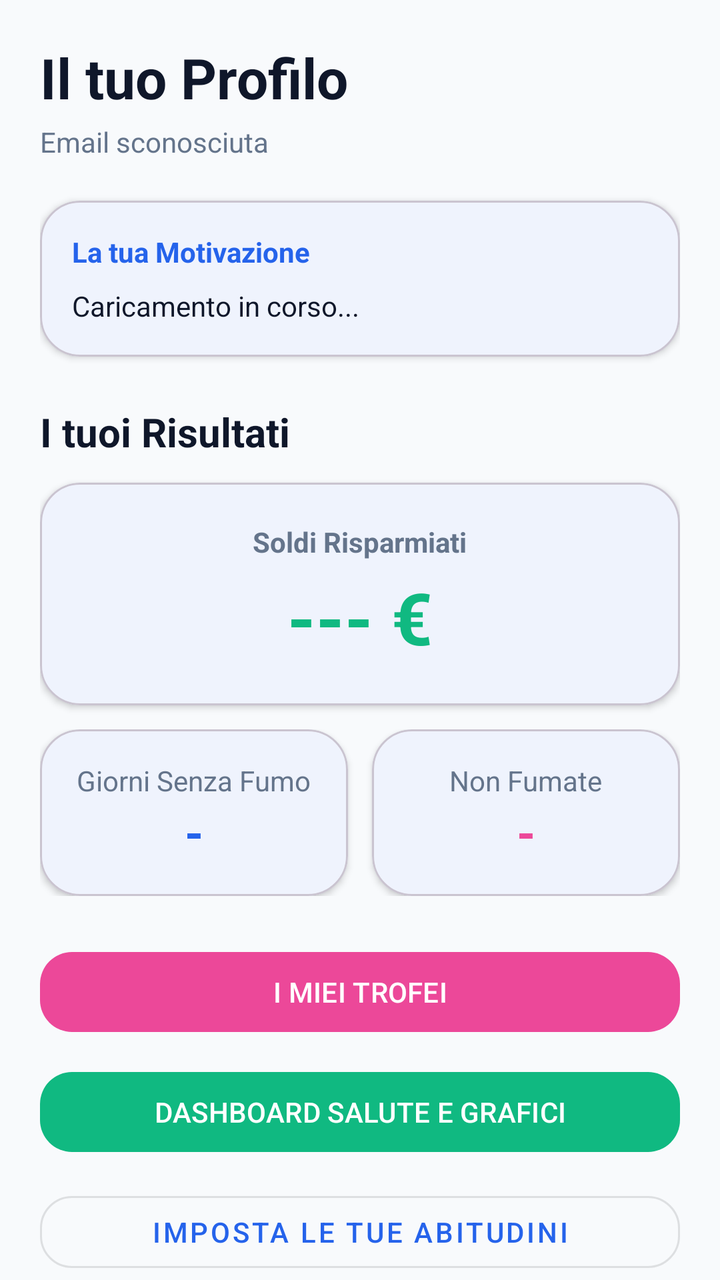
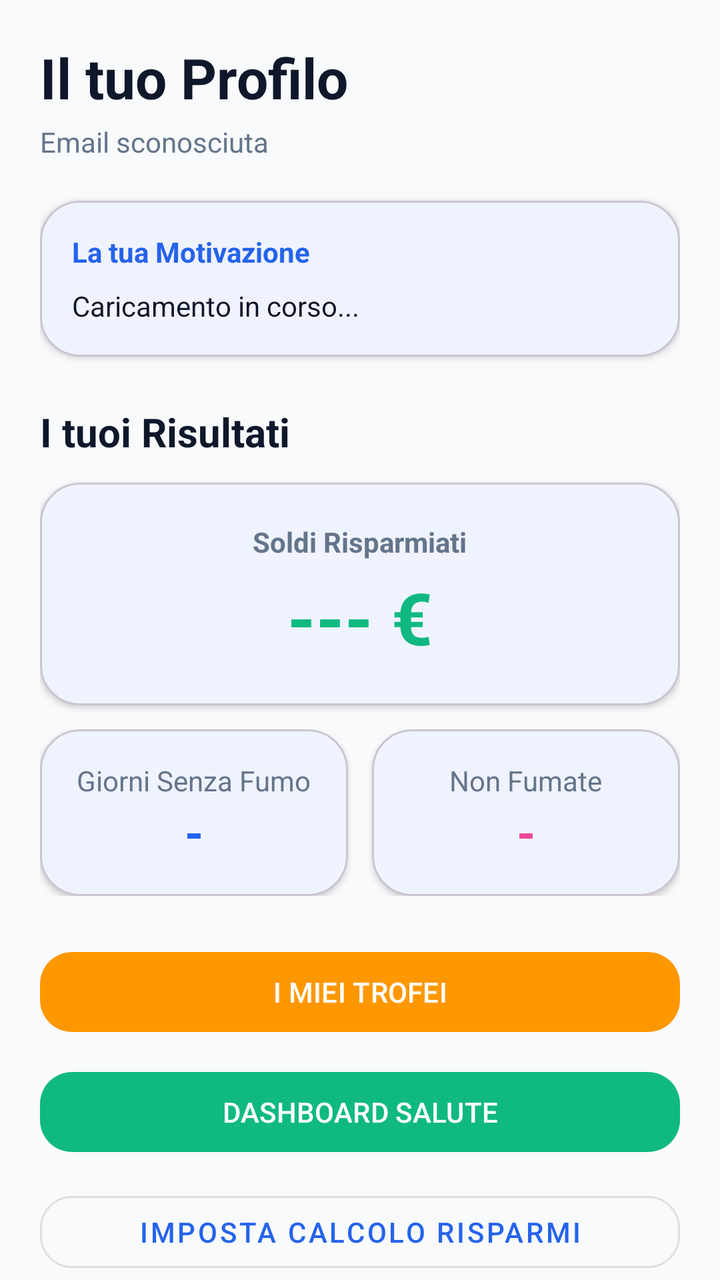

Before-and-after screenshots of an Android layout around one commit, followed by the original layout XML and the change that was made.
<!-- AndroidManifest.xml: application theme Theme.SmokeShield -->
<!-- res/layout/fragment_profile.xml -->
<?xml version="1.0" encoding="utf-8"?>
<layout xmlns:android="http://schemas.android.com/apk/res/android"
    xmlns:app="http://schemas.android.com/apk/res-auto">

    <androidx.core.widget.NestedScrollView
        android:layout_width="match_parent"
        android:layout_height="match_parent"
        android:background="?android:attr/colorBackground"
        android:fillViewport="true">

        <androidx.constraintlayout.widget.ConstraintLayout
            android:layout_width="match_parent"
            android:layout_height="wrap_content"
            android:padding="20dp">

            
            <TextView
                android:id="@+id/tv_welcome"
                android:layout_height="wrap_content"
                android:layout_width="wrap_content"
                android:text="Il tuo Profilo"
                android:textSize="28sp"
                android:textStyle="bold"
                android:textColor="?android:attr/textColorPrimary"
                app:layout_constraintStart_toStartOf="parent"
                app:layout_constraintTop_toTopOf="parent"/>

            <TextView
                android:id="@+id/tv_email_display"
                android:layout_height="wrap_content"
                android:layout_marginTop="4dp"
                android:layout_width="wrap_content"
                android:text="Email sconosciuta"
                android:textColor="?android:attr/textColorSecondary"
                app:layout_constraintStart_toStartOf="parent"
                app:layout_constraintTop_toBottomOf="@id/tv_welcome"/>

            <com.google.android.material.card.MaterialCardView
                android:id="@+id/card_motivazione"
                android:layout_width="match_parent"
                android:layout_height="wrap_content"
                android:layout_marginTop="20dp"
                app:cardCornerRadius="20dp"
                app:cardElevation="2dp"
                app:cardBackgroundColor="?attr/colorSurface"
                app:layout_constraintTop_toBottomOf="@id/tv_email_display">
                <LinearLayout
                    android:layout_height="wrap_content"
                    android:layout_width="match_parent"
                    android:orientation="vertical"
                    android:padding="16dp">
                    <TextView
                        android:layout_height="wrap_content"
                        android:layout_width="wrap_content"
                        android:text="La tua Motivazione"
                        android:textColor="?attr/colorPrimary"
                        android:textStyle="bold"/>
                    <TextView
                        android:id="@+id/tv_motivo_display"
                        android:layout_height="wrap_content"
                        android:layout_marginTop="8dp"
                        android:layout_width="match_parent"
                        android:textColor="?android:attr/textColorPrimary"
                        android:text="Caricamento in corso..."/>
                </LinearLayout>
            </com.google.android.material.card.MaterialCardView>

            
            <TextView
                android:id="@+id/tv_risultati_titolo"
                android:layout_width="wrap_content"
                android:layout_height="wrap_content"
                android:text="I tuoi Risultati"
                android:textSize="20sp"
                android:textStyle="bold"
                android:textColor="?android:attr/textColorPrimary"
                android:layout_marginTop="24dp"
                app:layout_constraintStart_toStartOf="parent"
                app:layout_constraintTop_toBottomOf="@id/card_motivazione" />

            <com.google.android.material.card.MaterialCardView
                android:id="@+id/card_soldi"
                android:layout_width="match_parent"
                android:layout_height="wrap_content"
                android:layout_marginTop="12dp"
                app:cardCornerRadius="20dp"
                app:cardElevation="2dp"
                app:cardBackgroundColor="?attr/colorSurface"
                app:layout_constraintTop_toBottomOf="@id/tv_risultati_titolo">
                <LinearLayout
                    android:layout_width="match_parent"
                    android:layout_height="wrap_content"
                    android:orientation="vertical"
                    android:padding="20dp"
                    android:gravity="center">
                    <TextView
                        android:layout_width="wrap_content"
                        android:layout_height="wrap_content"
                        android:text="Soldi Risparmiati"
                        android:textColor="?android:attr/textColorSecondary"
                        android:textStyle="bold" />
                    <TextView
                        android:id="@+id/tv_risparmio_soldi"
                        android:layout_width="wrap_content"
                        android:layout_height="wrap_content"
                        android:text="--- €"
                        android:textSize="36sp"
                        android:textStyle="bold"
                        android:textColor="@color/colorHealth"
                        android:layout_marginTop="4dp"/>
                </LinearLayout>
            </com.google.android.material.card.MaterialCardView>

            <LinearLayout
                android:id="@+id/ll_stats_minori"
                android:layout_width="match_parent"
                android:layout_height="wrap_content"
                android:orientation="horizontal"
                android:weightSum="2"
                android:layout_marginTop="12dp"
                app:layout_constraintTop_toBottomOf="@id/card_soldi">

                <com.google.android.material.card.MaterialCardView
                    android:layout_width="0dp"
                    android:layout_height="wrap_content"
                    android:layout_weight="1"
                    android:layout_marginEnd="6dp"
                    app:cardCornerRadius="20dp"
                    app:cardElevation="2dp"
                    app:cardBackgroundColor="?attr/colorSurface">
                    <LinearLayout
                        android:layout_width="match_parent"
                        android:layout_height="wrap_content"
                        android:padding="16dp"
                        android:orientation="vertical"
                        android:gravity="center">
                        <TextView
                            android:layout_width="wrap_content"
                            android:layout_height="wrap_content"
                            android:text="Giorni Senza Fumo"
                            android:textColor="?android:attr/textColorSecondary"/>
                        <TextView
                            android:id="@+id/tv_giorni_senza"
                            android:layout_width="wrap_content"
                            android:layout_height="wrap_content"
                            android:text="-"
                            android:textSize="24sp"
                            android:textStyle="bold"
                            android:textColor="?attr/colorPrimary"/>
                    </LinearLayout>
                </com.google.android.material.card.MaterialCardView>

                <com.google.android.material.card.MaterialCardView
                    android:layout_width="0dp"
                    android:layout_height="wrap_content"
                    android:layout_weight="1"
                    android:layout_marginStart="6dp"
                    app:cardCornerRadius="20dp"
                    app:cardElevation="2dp"
                    app:cardBackgroundColor="?attr/colorSurface">
                    <LinearLayout
                        android:layout_width="match_parent"
                        android:layout_height="wrap_content"
                        android:padding="16dp"
                        android:orientation="vertical"
                        android:gravity="center">
                        <TextView
                            android:layout_width="wrap_content"
                            android:layout_height="wrap_content"
                            android:text="Non Fumate"
                            android:textColor="?android:attr/textColorSecondary"/>
                        <TextView
                            android:id="@+id/tv_sigarette_evitate"
                            android:layout_width="wrap_content"
                            android:layout_height="wrap_content"
                            android:text="-"
                            android:textSize="24sp"
                            android:textStyle="bold"
                            android:textColor="@color/colorTrophies"/>
                    </LinearLayout>
                </com.google.android.material.card.MaterialCardView>
            </LinearLayout>

            

            <com.google.android.material.button.MaterialButton
                android:id="@+id/btn_trophies"
                android:layout_width="match_parent"
                android:layout_height="wrap_content"
                android:layout_marginTop="24dp"
                android:text="I MIEI TROFEI"
                app:backgroundTint="@color/colorTrophies"
                app:cornerRadius="16dp"
                app:layout_constraintTop_toBottomOf="@id/ll_stats_minori" />

            <com.google.android.material.button.MaterialButton
                android:id="@+id/btn_health_dashboard"
                android:layout_width="match_parent"
                android:layout_height="wrap_content"
                android:layout_marginTop="12dp"
                android:text="DASHBOARD SALUTE E GRAFICI"
                app:backgroundTint="@color/colorHealth"
                app:cornerRadius="16dp"
                app:layout_constraintTop_toBottomOf="@id/btn_trophies" />

            <com.google.android.material.button.MaterialButton
                android:id="@+id/btn_imposta_abitudini"
                style="@style/Widget.MaterialComponents.Button.OutlinedButton"
                android:layout_width="match_parent"
                android:layout_height="wrap_content"
                android:layout_marginTop="12dp"
                android:text="IMPOSTA LE TUE ABITUDINI"
                app:cornerRadius="16dp"
                app:layout_constraintTop_toBottomOf="@id/btn_health_dashboard" />

            <com.google.android.material.button.MaterialButton
                android:id="@+id/btn_vedi_storico"
                style="@style/Widget.MaterialComponents.Button.OutlinedButton"
                android:layout_width="match_parent"
                android:layout_height="wrap_content"
                android:layout_marginTop="12dp"
                android:text="VISUALIZZA STORICO CRISI"
                app:cornerRadius="16dp"
                app:layout_constraintTop_toBottomOf="@id/btn_imposta_abitudini" />

            
            <com.google.android.material.floatingactionbutton.FloatingActionButton
                android:id="@+id/fab_settings"
                android:layout_width="wrap_content"
                android:layout_height="wrap_content"
                android:layout_marginTop="32dp"
                android:layout_marginEnd="16dp"
                android:layout_marginBottom="32dp"
                android:contentDescription="Impostazioni"
                app:backgroundTint="?attr/colorPrimary"
                app:tint="@color/white"
                app:srcCompat="@android:drawable/ic_menu_preferences"
                app:layout_constraintTop_toBottomOf="@id/btn_vedi_storico"
                app:layout_constraintEnd_toEndOf="parent"
                app:layout_constraintBottom_toBottomOf="parent"/>

            <Button
                android:id="@+id/btn_logout"
                android:layout_height="wrap_content"
                android:layout_width="wrap_content"
                android:text="ESCI DALL'APP"
                android:textColor="@color/colorSos"
                app:layout_constraintBottom_toBottomOf="@id/fab_settings"
                app:layout_constraintStart_toStartOf="parent"
                app:layout_constraintTop_toTopOf="@id/fab_settings"
                style="@style/Widget.MaterialComponents.Button.TextButton"/>

        </androidx.constraintlayout.widget.ConstraintLayout>
    </androidx.core.widget.NestedScrollView>
</layout>
<!-- resources referenced by this layout -->
<resources>
  <color name="colorHealth">#10B981</color>
  <color name="colorSos">#EF4444</color>
  <color name="colorTrophies">#EC4899</color>
  <color name="white">#FFFFFFFF</color>
  <style name="Theme.SmokeShield" parent="Base.Theme.SmokeShield" />
  <style name="Base.Theme.SmokeShield" parent="Theme.Material3.DayNight.NoActionBar">
          
          <item name="colorPrimary">@color/primaryColor</item>
          <item name="colorOnPrimary">@color/white</item>
          <item name="colorSecondary">@color/secondaryColor</item>
          <item name="colorOnSecondary">@color/white</item>
  
          
          <item name="android:windowLayoutInDisplayCutoutMode" tools:targetApi="p">shortEdges</item>
          <item name="android:statusBarColor">@color/backgroundColor</item>
          <item name="android:navigationBarColor">@color/backgroundColor</item>
  
          
          <item name="android:colorBackground">@color/backgroundColor</item>
          <item name="colorSurface">@color/surfaceColor</item>
          <item name="colorError">@color/colorSos</item>
  
          
          <item name="android:textColorPrimary">@color/textColor</item>
          <item name="android:textColorSecondary">@color/textColorLight</item>
  
          
          <item name="shapeAppearanceSmallComponent">@style/ShapeAppearance.SmokeShield.Small</item>
          <item name="shapeAppearanceMediumComponent">@style/ShapeAppearance.SmokeShield.Medium</item>
          <item name="shapeAppearanceLargeComponent">@style/ShapeAppearance.SmokeShield.Large</item>
      </style>
  <color name="primaryColor">#2563EB</color>
  <color name="secondaryColor">#F59E0B</color>
  <color name="backgroundColor">#F8FAFC</color>
  <color name="surfaceColor">#FFFFFF</color>
  <color name="textColor">#0F172A</color>
  <color name="textColorLight">#64748B</color>
  <style name="ShapeAppearance.SmokeShield.Small" parent="ShapeAppearance.MaterialComponents.SmallComponent">
          <item name="cornerFamily">rounded</item>
          <item name="cornerSize">12dp</item>
      </style>
  <style name="ShapeAppearance.SmokeShield.Medium" parent="ShapeAppearance.MaterialComponents.MediumComponent">
          <item name="cornerFamily">rounded</item>
          <item name="cornerSize">20dp</item>
      </style>
  <style name="ShapeAppearance.SmokeShield.Large" parent="ShapeAppearance.MaterialComponents.LargeComponent">
          <item name="cornerFamily">rounded</item>
          <item name="cornerSize">28dp</item>
      </style>
</resources>

<!-- the commit's change to res/layout/fragment_profile.xml (unified diff, before → after) -->
@@ -1,5 +1,6 @@
 <?xml version="1.0" encoding="utf-8"?>
-<layout xmlns:android="http://schemas.android.com/apk/res/android"
+<layout xmlns:tools="http://schemas.android.com/tools"
+    xmlns:android="http://schemas.android.com/apk/res/android"
     xmlns:app="http://schemas.android.com/apk/res-auto">
 
     <androidx.core.widget.NestedScrollView
@@ -189,19 +190,21 @@
                 android:layout_height="wrap_content"
                 android:layout_marginTop="24dp"
                 android:text="I MIEI TROFEI"
-                app:backgroundTint="@color/colorTrophies"
-                app:cornerRadius="16dp"
-                app:layout_constraintTop_toBottomOf="@id/ll_stats_minori" />
+                app:backgroundTint="#FF9800"
+                app:cornerRadius="16dp"
+                app:layout_constraintTop_toBottomOf="@id/ll_stats_minori"
+                tools:layout_editor_absoluteX="20dp" />
 
             <com.google.android.material.button.MaterialButton
                 android:id="@+id/btn_health_dashboard"
                 android:layout_width="match_parent"
                 android:layout_height="wrap_content"
                 android:layout_marginTop="12dp"
-                android:text="DASHBOARD SALUTE E GRAFICI"
+                android:text="DASHBOARD SALUTE"
                 app:backgroundTint="@color/colorHealth"
                 app:cornerRadius="16dp"
-                app:layout_constraintTop_toBottomOf="@id/btn_trophies" />
+                app:layout_constraintTop_toBottomOf="@id/btn_trophies"
+                tools:layout_editor_absoluteX="20dp" />
 
             <com.google.android.material.button.MaterialButton
                 android:id="@+id/btn_imposta_abitudini"
@@ -209,9 +212,10 @@
                 android:layout_width="match_parent"
                 android:layout_height="wrap_content"
                 android:layout_marginTop="12dp"
-                android:text="IMPOSTA LE TUE ABITUDINI"
-                app:cornerRadius="16dp"
-                app:layout_constraintTop_toBottomOf="@id/btn_health_dashboard" />
+                android:text="IMPOSTA CALCOLO RISPARMI"
+                app:cornerRadius="16dp"
+                app:layout_constraintTop_toBottomOf="@id/btn_health_dashboard"
+                tools:layout_editor_absoluteX="20dp" />
 
             <com.google.android.material.button.MaterialButton
                 android:id="@+id/btn_vedi_storico"
